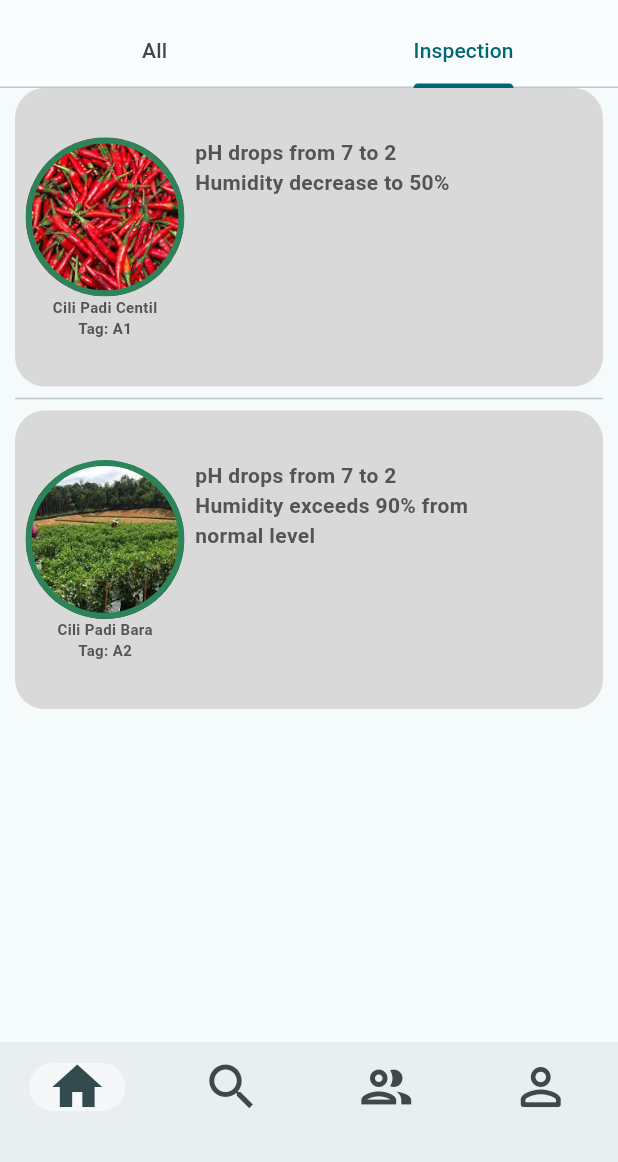
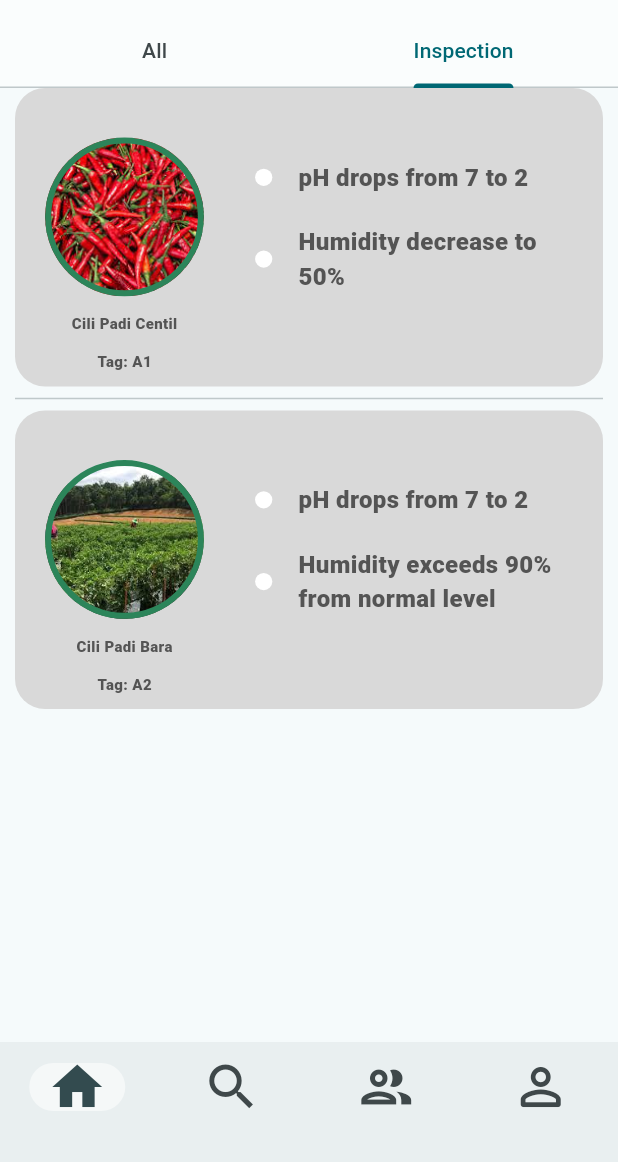
Before and after one commit to aidilaqif/growhub, a Flutter app: the screen it shows after launch, tab 2 chosen, on a phone screen of 412 x 824 dp, the part 74-1236 px from its top. Run offline on Flutter 3.47's test engine with Material 3 defaults, Android fonts, the phone set to English and light mode, and no system bars; our stand-ins replace iconsax.

Commit message:
inspections.dart created

```diff
--- a/lib/inspection_cards_widget.dart
+++ b/lib/inspection_cards_widget.dart
@@ -1,4 +1,5 @@
 import 'package:flutter/material.dart';
+import 'package:flutter/widgets.dart';
 import 'package:growhub/data/plants.dart';
 
 class InspectionCardsWidget extends StatelessWidget {
@@ -13,6 +14,9 @@ class InspectionCardsWidget extends StatelessWidget {
     return Container(
       padding: const EdgeInsets.only(
         top: 33,
+        left: 13,
+        right: 19,
+        bottom: 10
       ),
       height: 199,
       width: 384.5,
@@ -21,11 +25,13 @@ class InspectionCardsWidget extends StatelessWidget {
         borderRadius: BorderRadius.circular(20),
       ),
       child: Row(
+        mainAxisAlignment: MainAxisAlignment.spaceBetween,
         children: [
           SizedBox(
             width: 120,
             height: 199,
             child: Column(
+              mainAxisAlignment: MainAxisAlignment.spaceBetween,
               children: [
                 //plantImage
                 Container(
@@ -49,7 +55,7 @@ class InspectionCardsWidget extends StatelessWidget {
                   style: const TextStyle(
                     fontSize: 10,
                     color: Color(0XFF545454),
-                    fontWeight: FontWeight.w600,
+                    fontWeight: FontWeight.w800,
                   ),
                 ),
                 //tagging
@@ -58,31 +64,79 @@ class InspectionCardsWidget extends StatelessWidget {
                   style: const TextStyle(
                     fontSize: 10,
                     color: Color(0XFF545454),
-                    fontWeight: FontWeight.w600,
+                    fontWeight: FontWeight.w800,
                   ),
                 ),
               ],
             ),
           ),
           SizedBox(
-            width: 184.1,
+            width: 213.3,
             child: Column(
               crossAxisAlignment: CrossAxisAlignment.start,
               children: [
-                Text(
+                const SizedBox(
+                  height: 15,
+                ),
+                SizedBox(
+                  width: 213.3,
+                  child: Row(
+                    mainAxisAlignment: MainAxisAlignment.spaceBetween,
+                    children: [
+                      //white dot
+                      Container(
+                        height: 11.5,
+                        width: 12.2,
+                        decoration: const BoxDecoration(
+                          color: Colors.white,
+                          shape: BoxShape.circle,
+                        ),
+                      ),
+                      //inspections 1
+                      SizedBox(
+                        width: 184.1,
+                        child: Text(
                           plants.inspections1,
                           style: const TextStyle(
-                    fontSize: 14,
+                            fontSize: 16,
                             color: Color(0XFF545454),
-                    fontWeight: FontWeight.w700,
+                            fontWeight: FontWeight.w800,
                           ),
                         ),
-                Text(
+                      ),
+                    ],
+                  ),
+                ),
+                const SizedBox(
+                  height: 20,
+                ),
+                SizedBox(
+                  width: 213.3,
+                  child: Row(
+                    mainAxisAlignment: MainAxisAlignment.spaceBetween,
+                    children: [
+                      //white dot
+                      Container(
+                        height: 11.5,
+                        width: 12.2,
+                        decoration: const BoxDecoration(
+                          color: Colors.white,
+                          shape: BoxShape.circle,
+                        ),
+                      ),
+                      //inspections 2
+                      SizedBox(
+                        width: 184.1,
+                        child: Text(
                           plants.inspections2,
                           style: const TextStyle(
-                    fontSize: 14,
+                            fontSize: 16,
                             color: Color(0XFF545454),
-                    fontWeight: FontWeight.w700,
+                            fontWeight: FontWeight.w800,
+                          ),
+                        ),
+                      ),
+                    ],
                   ),
                 ),
               ],
```
Lines whose indentation alone changed are shown as unchanged.
